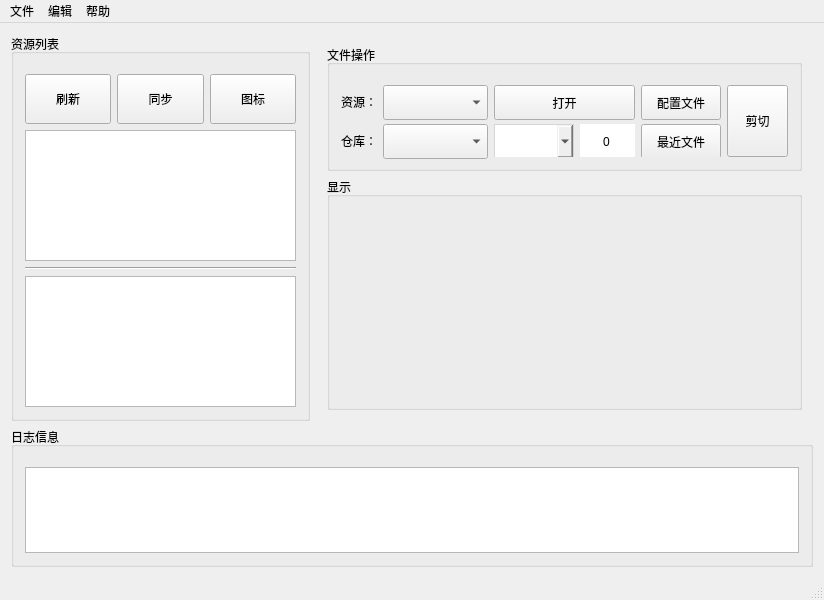
Old version of the form mainwindow.ui in the repository WeiMuYang/markdown-assistant.
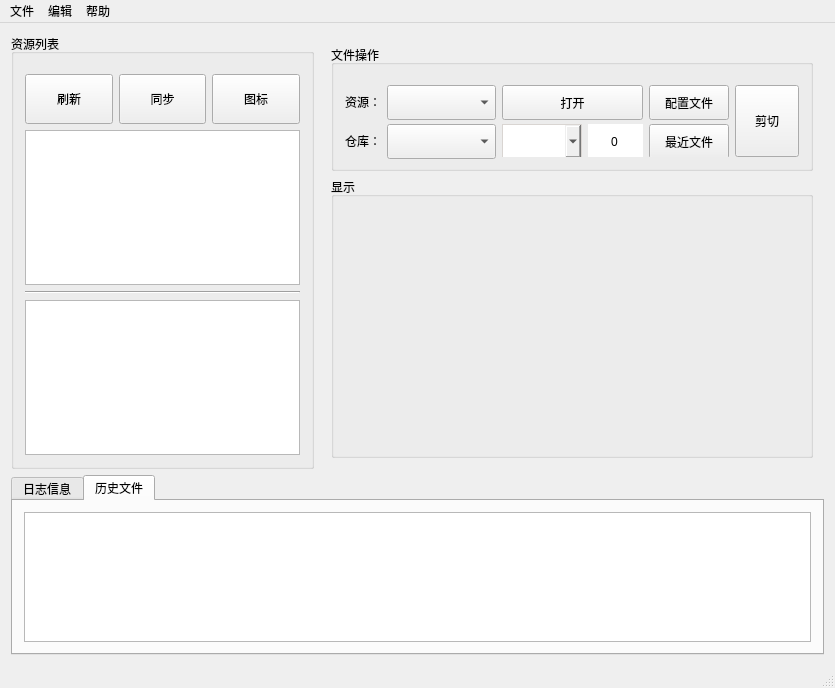
New version of the form.

Commit message:
feat: 添加最近修改文件列表
添加最近修改历史文件Top20列表

Patch:
```diff
--- a/mainwindow.ui
+++ b/mainwindow.ui
@@ -6,8 +6,8 @@
    <rect>
     <x>0</x>
     <y>0</y>
-    <width>824</width>
-    <height>600</height>
+    <width>835</width>
+    <height>688</height>
    </rect>
   </property>
   <property name="minimumSize">
@@ -26,7 +26,7 @@
    <string>Markdown Assistant</string>
   </property>
   <widget class="QWidget" name="centralWidget">
-   <layout class="QVBoxLayout" name="verticalLayout_7" stretch="10,3">
+   <layout class="QVBoxLayout" name="verticalLayout_8">
     <item>
      <layout class="QHBoxLayout" name="horizontalLayout" stretch="3,5">
       <item>
@@ -541,36 +541,43 @@
      </layout>
     </item>
     <item>
-     <widget class="QGroupBox" name="logWgt">
-      <property name="sizePolicy">
-       <sizepolicy hsizetype="Preferred" vsizetype="Expanding">
-        <horstretch>0</horstretch>
-        <verstretch>0</verstretch>
-       </sizepolicy>
+     <widget class="QTabWidget" name="tabWgt">
+      <property name="currentIndex">
+       <number>1</number>
       </property>
-      <property name="minimumSize">
-       <size>
-        <width>0</width>
-        <height>140</height>
-       </size>
-      </property>
-      <property name="maximumSize">
-       <size>
-        <width>16777215</width>
-        <height>16777215</height>
-       </size>
-      </property>
-      <property name="title">
-       <string>日志信息</string>
-      </property>
-      <layout class="QVBoxLayout" name="verticalLayout_2">
-       <property name="topMargin">
-        <number>20</number>
-       </property>
-       <item>
-        <widget class="QTextBrowser" name="logText"/>
-       </item>
-      </layout>
+      <widget class="QWidget" name="logWgt">
+       <attribute name="title">
+        <string>日志信息</string>
+       </attribute>
+       <layout class="QVBoxLayout" name="verticalLayout_7">
+        <item>
+         <widget class="QTextBrowser" name="logText"/>
+        </item>
+       </layout>
+      </widget>
+      <widget class="QWidget" name="historyWgt">
+       <attribute name="title">
+        <string>历史文件</string>
+       </attribute>
+       <layout class="QVBoxLayout" name="verticalLayout_2">
+        <item>
+         <widget class="QTableWidget" name="historyFileList">
+          <property name="sizePolicy">
+           <sizepolicy hsizetype="Preferred" vsizetype="Expanding">
+            <horstretch>0</horstretch>
+            <verstretch>0</verstretch>
+           </sizepolicy>
+          </property>
+          <property name="minimumSize">
+           <size>
+            <width>0</width>
+            <height>0</height>
+           </size>
+          </property>
+         </widget>
+        </item>
+       </layout>
+      </widget>
      </widget>
     </item>
    </layout>
@@ -580,8 +587,8 @@
     <rect>
      <x>0</x>
      <y>0</y>
-     <width>824</width>
-     <height>17</height>
+     <width>835</width>
+     <height>19</height>
     </rect>
    </property>
    <widget class="QMenu" name="menuFile">
```
The commit also changes 6 other files.
